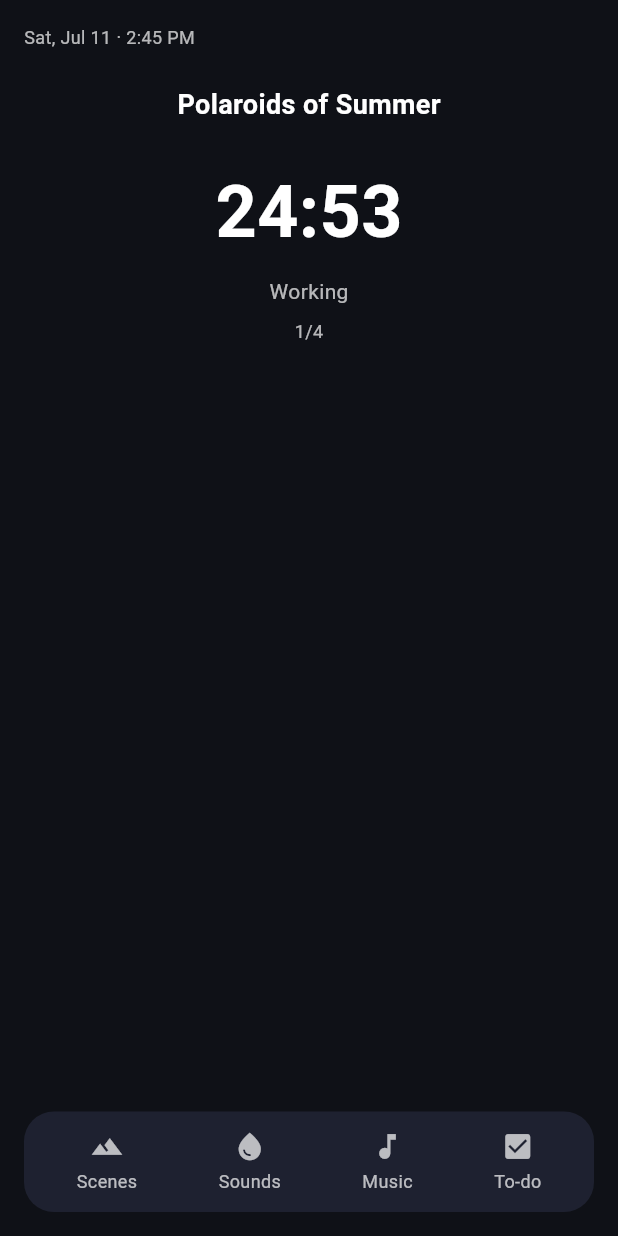
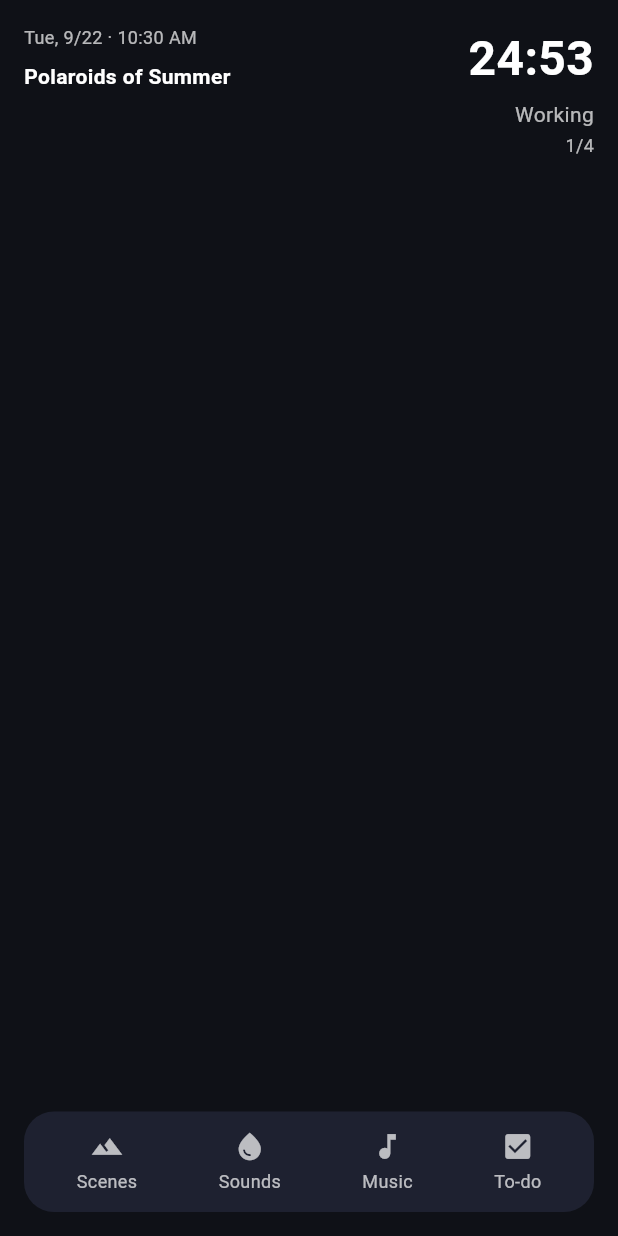
Before and after one commit to Migui-Alcantara/Drift, a Flutter app: the HomeScreen screen opened directly, on a phone screen of 412 x 824 dp. Run offline on Flutter 3.47's test engine with Material 3 defaults, Android fonts, the phone set to English and light mode, and no system bars; our stand-ins replace device_preview.

Commit message:
Refine home screen date display

```diff
--- a/lib/screens/home_screen.dart
+++ b/lib/screens/home_screen.dart
@@ -1,12 +1,70 @@
+import 'dart:async';
 import 'package:flutter/material.dart';
-
 import 'scenes_screen.dart';
 import 'sounds_screen.dart';
 import 'music_screen.dart';
 import 'todo_screen.dart';
 
-class HomeScreen extends StatelessWidget {
+class HomeScreen extends StatefulWidget {
   const HomeScreen({super.key});
+
+  @override
+  State<HomeScreen> createState() => _HomeScreenState();
+}
+
+class _HomeScreenState extends State<HomeScreen> {
+  late DateTime _currentTime;
+  Timer? _clockTimer;
+
+  @override
+  void initState() {
+    super.initState();
+
+    _currentTime = DateTime.now();
+
+    _clockTimer = Timer.periodic(
+      const Duration(seconds: 1),
+      (timer) {
+        setState(() {
+          _currentTime = DateTime.now();
+        });
+      },
+    );
+  }
+
+  @override
+  void dispose() {
+    _clockTimer?.cancel();
+    super.dispose();
+  }
+
+  String _formattedDateTime() {
+    const weekdays = [
+      'Mon',
+      'Tue',
+      'Wed',
+      'Thu',
+      'Fri',
+      'Sat',
+      'Sun',
+    ];
+
+    final weekday = weekdays[_currentTime.weekday - 1];
+
+    int hour = _currentTime.hour;
+    final minute = _currentTime.minute.toString().padLeft(2, '0');
+
+    final period = hour >= 12 ? 'PM' : 'AM';
+
+    if (hour == 0) {
+      hour = 12;
+    } else if (hour > 12) {
+      hour -= 12;
+    }
+
+    return '$weekday, ${_currentTime.month}/${_currentTime.day} · '
+        '$hour:$minute $period';
+  }
 
   void _openPanel(
     BuildContext context,
@@ -31,48 +89,57 @@ class HomeScreen extends StatelessWidget {
   Widget build(BuildContext context) {
     return Scaffold(
       backgroundColor: const Color(0xFF0F1117),
-
       body: SafeArea(
         child: Padding(
           padding: const EdgeInsets.all(16),
           child: Column(
             children: [
-              const Align(
-                alignment: Alignment.centerLeft,
-                child: Text(
-                  'Sat, Jul 11 · 2:45 PM',
-                  style: TextStyle(
+              // Top information
+              Row(
+                crossAxisAlignment: CrossAxisAlignment.start,
+                mainAxisAlignment: MainAxisAlignment.spaceBetween,
+                children: [
+                  // Date and current song
+                  Column(
+                    crossAxisAlignment: CrossAxisAlignment.start,
+                    children: [
+                      Text(
+                        _formattedDateTime(),
+                        style: const TextStyle(
                           color: Colors.white70,
                           fontSize: 12,
-                  ),
-                ),
-              ),
-
-              const SizedBox(height: 24),
-
-              const Text(
-                'Polaroids of Summer',
-                style: TextStyle(
-                  color: Colors.white,
-                  fontSize: 18,
-                  fontWeight: FontWeight.bold,
-                ),
-              ),
-
-              const SizedBox(height: 24),
-
-              const Text(
-                '24:53',
-                style: TextStyle(
-                  color: Colors.white,
-                  fontSize: 48,
-                  fontWeight: FontWeight.bold,
                         ),
                       ),
 
                       const SizedBox(height: 8),
 
                       const Text(
+                        'Polaroids of Summer',
+                        style: TextStyle(
+                          color: Colors.white,
+                          fontSize: 14,
+                          fontWeight: FontWeight.bold,
+                        ),
+                      ),
+                    ],
+                  ),
+
+                  // Timer and session information
+                  const Column(
+                    crossAxisAlignment: CrossAxisAlignment.end,
+                    children: [
+                      Text(
+                        '24:53',
+                        style: TextStyle(
+                          color: Colors.white,
+                          fontSize: 32,
+                          fontWeight: FontWeight.bold,
+                        ),
+                      ),
+
+                      SizedBox(height: 4),
+
+                      Text(
                         'Working',
                         style: TextStyle(
                           color: Colors.white70,
@@ -80,18 +147,23 @@ class HomeScreen extends StatelessWidget {
                         ),
                       ),
 
-              const SizedBox(height: 8),
+                      SizedBox(height: 2),
 
-              const Text(
+                      Text(
                         '1/4',
                         style: TextStyle(
                           color: Colors.white70,
                           fontSize: 12,
                         ),
                       ),
+                    ],
+                  ),
+                ],
+              ),
 
               const Spacer(),
 
+              // Bottom navigation
               Container(
                 padding: const EdgeInsets.symmetric(
                   vertical: 12,
@@ -110,21 +182,18 @@ class HomeScreen extends StatelessWidget {
                       'Scenes',
                       const ScenesScreen(),
                     ),
-
                     _navItem(
                       context,
                       Icons.water_drop,
                       'Sounds',
                       const SoundsScreen(),
                     ),
-
                     _navItem(
                       context,
                       Icons.music_note,
                       'Music',
                       const MusicScreen(),
                     ),
-
                     _navItem(
                       context,
                       Icons.check_box,
@@ -159,9 +228,7 @@ class HomeScreen extends StatelessWidget {
             color: Colors.white70,
             size: 22,
           ),
-
           const SizedBox(height: 4),
-
           Text(
             label,
             style: const TextStyle(
```
Lines whose indentation alone changed are shown as unchanged.
